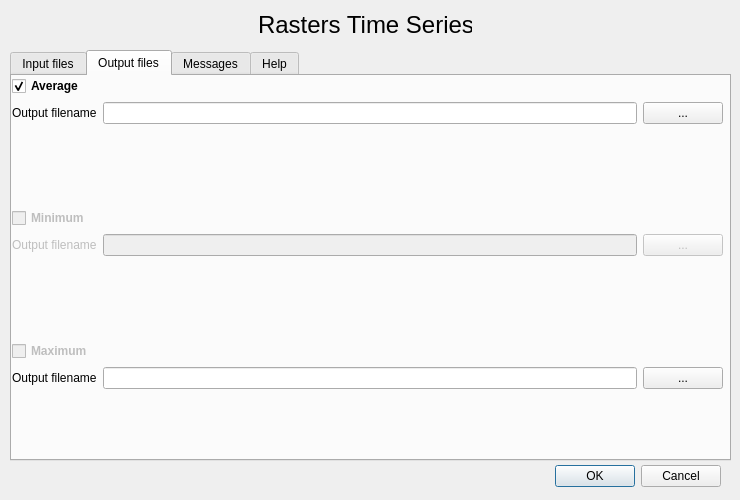
Before: the Qt Designer form rcmrdTSerieries/rcmrd_tseries_dialog_base.ui in BrunoCombal/qgis_plugins, drawn with Qt 5.
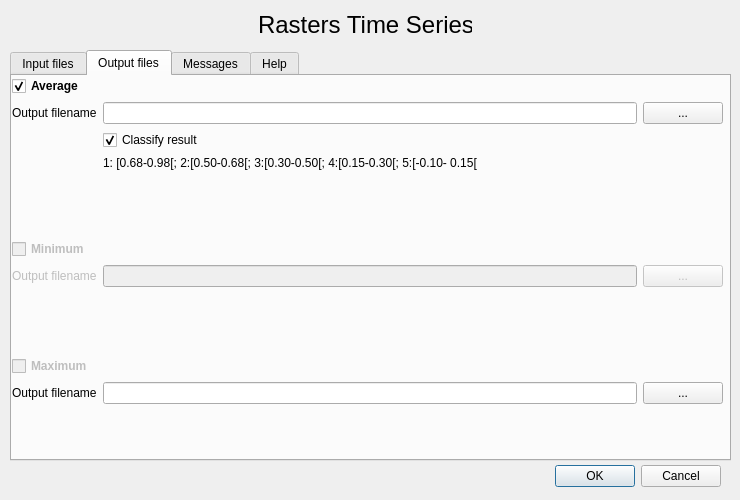
After: the same form once the commit is applied.

Commit message: allows classification

```diff
--- a/rcmrdTSerieries/rcmrd_tseries_dialog_base.ui
+++ b/rcmrdTSerieries/rcmrd_tseries_dialog_base.ui
@@ -241,7 +241,7 @@
       </rect>
      </property>
      <layout class="QGridLayout" name="gridLayout_2">
-      <item row="4" column="0">
+      <item row="6" column="0">
        <widget class="QCheckBox" name="checkMinimum">
         <property name="enabled">
          <bool>false</bool>
@@ -260,7 +260,7 @@
         </property>
        </widget>
       </item>
-      <item row="3" column="0">
+      <item row="5" column="0">
        <spacer name="verticalSpacer_4">
         <property name="orientation">
          <enum>Qt::Vertical</enum>
@@ -303,7 +303,7 @@
         </property>
        </widget>
       </item>
-      <item row="9" column="0">
+      <item row="11" column="0">
        <spacer name="verticalSpacer_3">
         <property name="orientation">
          <enum>Qt::Vertical</enum>
@@ -319,10 +319,10 @@
       <item row="2" column="2">
        <widget class="QLineEdit" name="editOutAverage"/>
       </item>
-      <item row="8" column="2">
+      <item row="10" column="2">
        <widget class="QLineEdit" name="editOutMaximum"/>
       </item>
-      <item row="6" column="0">
+      <item row="8" column="0">
        <spacer name="verticalSpacer_6">
         <property name="orientation">
          <enum>Qt::Vertical</enum>
@@ -335,7 +335,7 @@
         </property>
        </spacer>
       </item>
-      <item row="7" column="0">
+      <item row="9" column="0">
        <widget class="QCheckBox" name="checkMaximum">
         <property name="enabled">
          <bool>false</bool>
@@ -351,21 +351,21 @@
         </property>
        </widget>
       </item>
-      <item row="5" column="2">
+      <item row="7" column="2">
        <widget class="QLineEdit" name="editOutMinimum">
         <property name="enabled">
          <bool>false</bool>
         </property>
        </widget>
       </item>
-      <item row="8" column="0">
+      <item row="10" column="0">
        <widget class="QLabel" name="label_13">
         <property name="text">
          <string>Output filename</string>
         </property>
        </widget>
       </item>
-      <item row="5" column="3">
+      <item row="7" column="3">
        <widget class="QPushButton" name="buttonOutMinimum">
         <property name="enabled">
          <bool>false</bool>
@@ -375,7 +375,7 @@
         </property>
        </widget>
       </item>
-      <item row="5" column="0">
+      <item row="7" column="0">
        <widget class="QLabel" name="label_12">
         <property name="enabled">
          <bool>false</bool>
@@ -385,13 +385,30 @@
         </property>
        </widget>
       </item>
-      <item row="8" column="3">
+      <item row="10" column="3">
        <widget class="QPushButton" name="buttonOutMaximum">
         <property name="text">
          <string>...</string>
         </property>
        </widget>
       </item>
+      <item row="3" column="2">
+       <widget class="QCheckBox" name="checkClassifyAverage">
+        <property name="text">
+         <string>Classify result</string>
+        </property>
+        <property name="checked">
+         <bool>true</bool>
+        </property>
+       </widget>
+      </item>
+      <item row="4" column="2">
+       <widget class="QLabel" name="label_5">
+        <property name="text">
+         <string>1: [0.68-0.98[; 2:[0.50-0.68[; 3:[0.30-0.50[; 4:[0.15-0.30[; 5:[-0.10- 0.15[</string>
+        </property>
+       </widget>
+      </item>
      </layout>
     </widget>
    </widget>
```
The commit also changes 2 other files.
